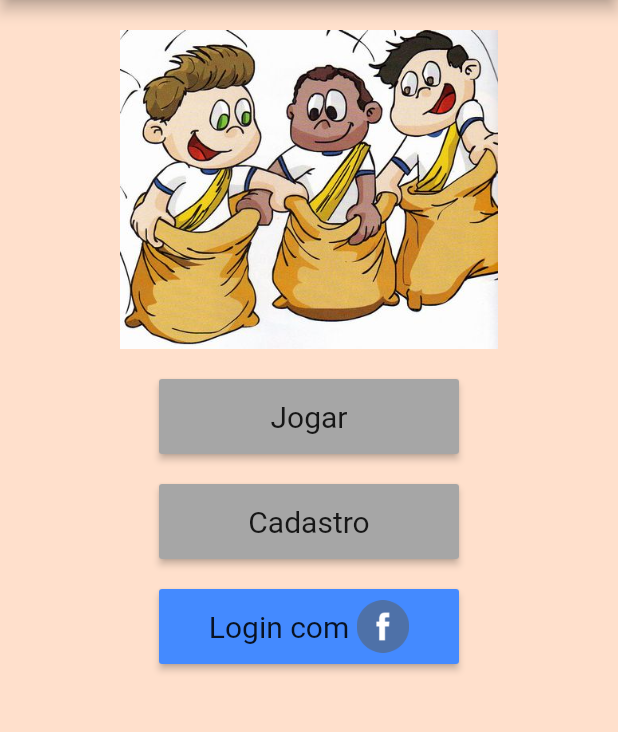
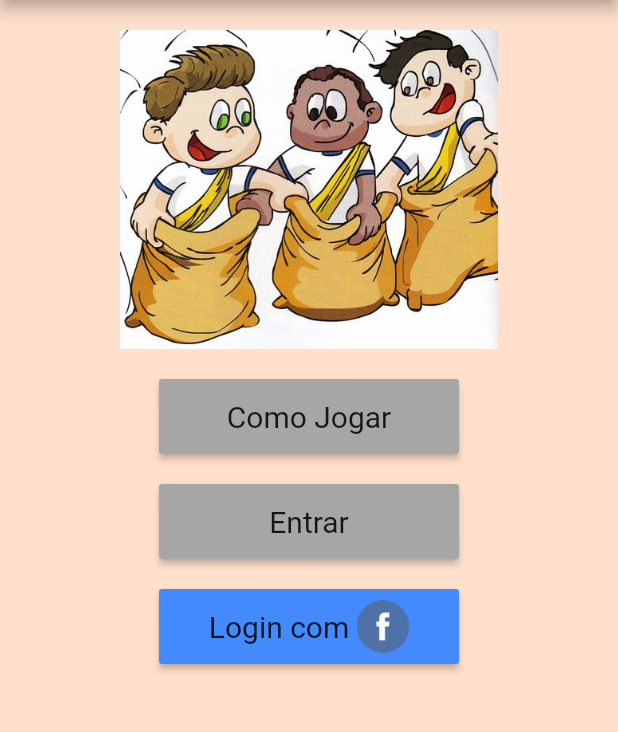
Before and after one commit to Anzell/prototipoCorridadS, a Flutter app: the screen it shows after launch, on a phone screen of 412 x 824 dp, the part 84-816 px from its top. Run offline on Flutter 3.47's test engine with Material 2 defaults, Android fonts, the light colour scheme and no system bars.

Commit message:
fix/trecho do codigo com bug logico

```diff
--- a/corrida_de_saco_prototipe/lib/main.dart
+++ b/corrida_de_saco_prototipe/lib/main.dart
@@ -3,20 +3,6 @@ import 'package:flutter/material.dart';
 void main() => runApp(HomePage());
 
 class HomePage extends StatelessWidget {
-  Widget buttons(String title) {
-    return Container(
-      height: 50.0,
-      width: 200.0,
-      child: RaisedButton(
-        onPressed: () {},
-        child: Text(
-          "$title",
-          style: TextStyle(fontSize: 20.0, fontWeight: FontWeight.normal),
-        ),
-      ),
-    );
-  }
-
   @override
   Widget build(BuildContext context) {
     return MaterialApp(
@@ -48,11 +34,33 @@ class HomePage extends StatelessWidget {
                 padding: EdgeInsets.symmetric(horizontal: 80.0, vertical: 20.0),
                 child: Image.asset("assets/corrida.jpg"),
               ),
-              buttons("Jogar"),
+              Container(
+                height: 50.0,
+                width: 200.0,
+                child: RaisedButton(
+                  onPressed: () {},
+                  child: Text(
+                    "Como Jogar",
+                    style: TextStyle(
+                        fontSize: 20.0, fontWeight: FontWeight.normal),
+                  ),
+                ),
+              ),
               SizedBox(
                 height: 20.0,
               ),
-              buttons("Cadastro"),
+              Container(
+                height: 50.0,
+                width: 200.0,
+                child: RaisedButton(
+                  onPressed: () {},
+                  child: Text(
+                    "Entrar",
+                    style: TextStyle(
+                        fontSize: 20.0, fontWeight: FontWeight.normal),
+                  ),
+                ),
+              ),
               SizedBox(
                 height: 20.0,
               ),
```
